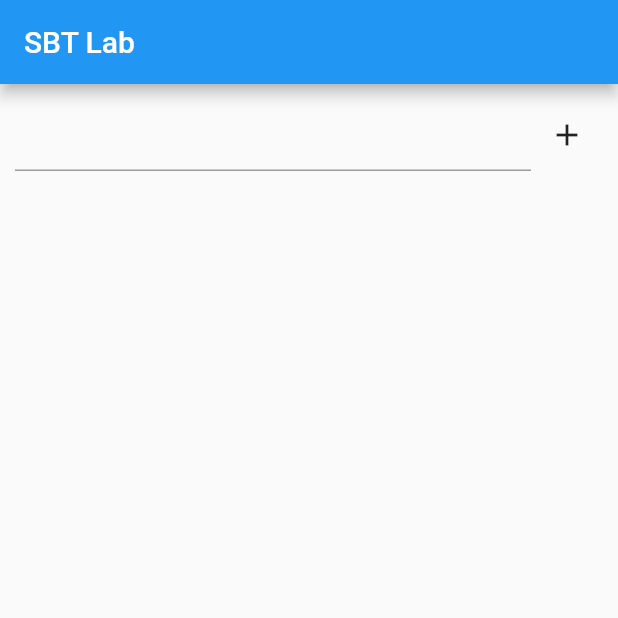
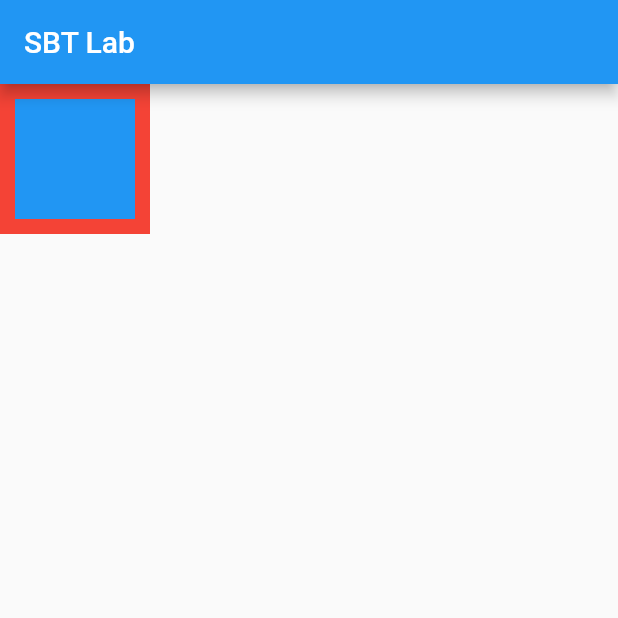
Before and after one commit to joneskadomoto-sbt/flutter-2022, a Flutter app: the screen it shows after launch, on a phone screen of 412 x 824 dp, the top half of it. Run offline on Flutter 3.47's test engine with Material 2 defaults, Android fonts, the phone set to English and light mode, and no system bars.

Commit message:
conhecendo o widget Stack

```diff
--- a/flutter_2022/lib/pages/home_page.dart
+++ b/flutter_2022/lib/pages/home_page.dart
@@ -19,43 +19,21 @@ class _HomePageState extends State<HomePage> {
       appBar: AppBar(
         title: const Text('SBT Lab'),
       ),
-        body: Column(
+      body: Stack(
+        alignment: Alignment.center,
         children: [
-            Padding(
-              padding: const EdgeInsets.all(10.0),
-              child: Row(
-                children: [
-                  Expanded(
-                    child: TextField(
-                      controller: controller,
+          Container(
+            color: Colors.red,
+            width: 100.0,
+            height: 100.0,
           ),
+          Container(
+            color: Colors.blue,
+            width: 80.0,
+            height: 80.0,
           ),
-                  IconButton(
-                      onPressed: () {
-                        final text = controller.text;
-                        setState(() {
-                          if (text.isNotEmpty) {
-                            list.add(text);
-                          }
-                        });
-                        controller.clear();
-                      },
-                      icon: const Icon(Icons.add))
         ],
       ),
-            ),
-            Expanded(
-              child: ListView.builder(
-                itemCount: list.length,
-                itemBuilder: (context, index) {
-                  final item = list[index];
-                  return ListTile(
-                    title: Text(item),
     );
-                },
-              ),
-            )
-          ],
-        ));
   }
 }
```
Lines whose indentation alone changed are shown as unchanged.
